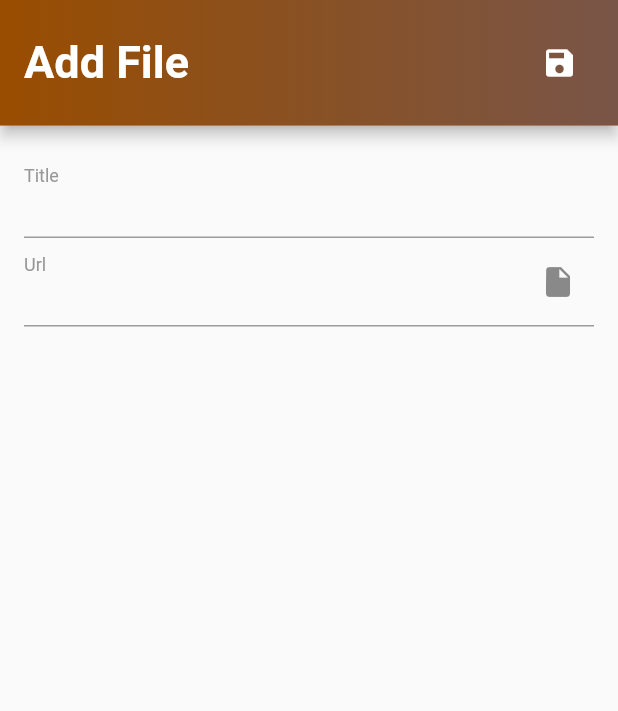
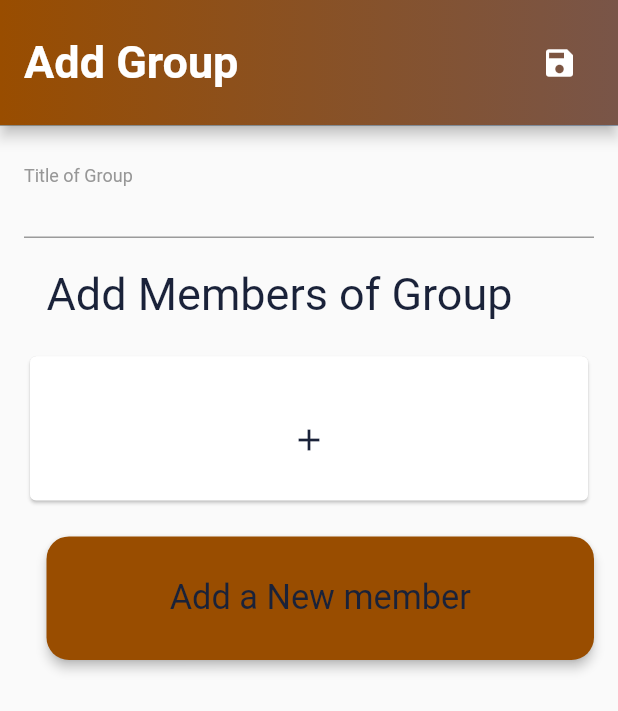
Before and after one commit to SuraAborass/InternetApplications, a Flutter app: the AddGroup screen opened directly, on a phone screen of 412 x 824 dp. Shown: the top 711 px of the screen. Run offline on Flutter 3.47's test engine with Material 2 defaults, Android fonts, the phone set to English and light mode, and no system bars; our stand-ins replace file_picker, flutter_easyloading, flutter_screenutil, get; missing offline and left inert: side_navigation.

Commit message:
Add Group

```diff
--- a/lib/constant.dart
+++ b/lib/constant.dart
@@ -7,6 +7,7 @@ import 'package:untitled/view/groups.dart';
 import 'package:untitled/view/my_file.dart';
 import 'model/file.dart';
 import 'model/group.dart';
+import 'view/Add_Group.dart';
 
 
 List<Widget> views =  [
@@ -14,6 +15,7 @@ List<Widget> views =  [
   MyFiles(),
   Groups(),
   AddFile(),
+  AddGroup(),
   //add_AD(),
 ];
 
--- a/lib/model/file.dart
+++ b/lib/model/file.dart
@@ -4,7 +4,7 @@ enum Mode {
  chekOut,
 }
 class file {
-  final String id;
+  final String? id;
   final String name;
   final String Url;
   final Mode mode;
--- a/lib/model/group.dart
+++ b/lib/model/group.dart
@@ -1,9 +1,9 @@
 import 'package:untitled/model/user.dart';
 
 class group{
-  final String id;
+  final String? id;
   final String name;
-  final user owner;
+  final user? owner;
   final List<user> members;
   group({required this.id,required this.name,required this.owner,required this.members,});
 }
--- a/lib/view/Add_Group.dart
+++ b/lib/view/Add_Group.dart
@@ -3,6 +3,7 @@ import 'package:flutter_screenutil/flutter_screenutil.dart';
 import 'package:file_picker/file_picker.dart';
 import 'package:untitled/extensions/validation.dart';
 import '../constant.dart';
+import '../model/group.dart';
 
 class AddGroup extends StatefulWidget {
   const AddGroup({Key? key}) : super(key: key);
@@ -13,10 +14,18 @@ class AddGroup extends StatefulWidget {
 
 class _AddGroupState extends State<AddGroup> {
   var name = '';
-  var url = 'url';
+  var members = [];
   //final _formKey = GlobalKey<FormState>();
+  final _formKey = GlobalKey<FormState>();
+  final  _members= <Member>[];
   late TextEditingController _controller ;
-  ///late final String urlfile;
+
+  group newgroup=group(
+      id:null,
+      owner: null,
+      name:'',
+      members: [],
+  );
 
   @override
   void initState() {
@@ -34,14 +43,15 @@ class _AddGroupState extends State<AddGroup> {
 
   @override
   Widget build(BuildContext context) {
+    final deviceSize = MediaQuery.of(context).size;
     return Scaffold(
       //backgroundColor:Colors.white,
       appBar: AppBar(
         automaticallyImplyLeading: false,
         toolbarHeight: 70.h,
         //backgroundColor:fiColor,
-        title:const Text("Add File",
-          style:TextStyle(fontSize: 30,fontWeight: FontWeight.bold),
+        title:const Text("Add Group",
+          style:TextStyle(fontSize:30,fontWeight: FontWeight.bold),
         ),
         flexibleSpace: Container(
           decoration: const BoxDecoration(
@@ -57,7 +67,7 @@ class _AddGroupState extends State<AddGroup> {
         ),
         actions: [
           Row(
-            children: [
+            children:[
               IconButton(onPressed:(){
                 print(_controller.text);
               }, icon: const Icon(Icons.save)),
@@ -75,13 +85,12 @@ class _AddGroupState extends State<AddGroup> {
               /// Add a Title
               TextFormField(
                 cursorColor:secondaryColor,
-
                 //initialValue: _initialValue['name'],
                 decoration: InputDecoration(
                     focusColor: Theme.of(context).primaryColor,
                     border: const UnderlineInputBorder(),
                     floatingLabelBehavior: FloatingLabelBehavior.always,
-                    labelText:"Title",labelStyle:const TextStyle(
+                    labelText:"Title of Group",labelStyle:const TextStyle(
                     color:kTextFieldColor,
                 )
                 ),
@@ -92,58 +101,81 @@ class _AddGroupState extends State<AddGroup> {
                     : null,
                 onSaved:(value) => name = value!,
               ),
-              /// Add Url
-              Row(
-                crossAxisAlignment: CrossAxisAlignment.end,
-                children: [
-                  Expanded(
-                    child: TextFormField(
-                      controller: _controller,
-                      keyboardType: TextInputType.name,
-                      decoration:InputDecoration(
-                          focusColor: Theme.of(context).primaryColor,
-                          border: const UnderlineInputBorder(),
-                          floatingLabelBehavior: FloatingLabelBehavior.always,
-                          errorBorder: const UnderlineInputBorder(
-                              borderSide: BorderSide(color: Colors.red)),
-                          focusedErrorBorder: const UnderlineInputBorder(
-                                borderSide: BorderSide(color: Colors.red, width: 2.5)),
-                          suffixIcon:IconButton(
-                            onPressed: () async {
-                              FilePickerResult? result = await FilePicker.platform.pickFiles(
-                                type: FileType.custom,
-                                allowedExtensions: ['txt'],
-                              );
-                              if (result != null) {
-                                String? filePath = result.files.single.path!;
-                                _controller.text = filePath ?? '';
-                                //url = filePath;
-                                // القيام بأي عملية تحتاج إلى مسار الملف هنا
-                              } else {
-                                // المستخدم لم يقم باختيار أي ملف
-                              }
-                            },
-                            icon: const Icon(Icons.insert_drive_file),
-                          ),
-                          labelText:"Url",
-                          labelStyle:TextStyle(
-                            color: kTextFieldColor,
-                          )
+              /// Add memberemails
+              Padding(
+                padding: const EdgeInsetsDirectional.fromSTEB(15, 20, 0, 20),
+                child: Column(
+                  mainAxisSize: MainAxisSize.max,
+                  mainAxisAlignment: MainAxisAlignment.center,
+                  crossAxisAlignment: CrossAxisAlignment.stretch,
+                  children: const [
+                    Text(
+                      'Add Members of Group',
+                      textAlign: TextAlign.start,
+                      style: TextStyle(
+                       // fontFamily: 'SegoeMarker',
+                        color: Color(0xFF1A2239),
+                        fontSize: 30,
                       ),
-                      validator: ((value) => value!.isValidurl()),
-                      onSaved: (value) => url = value!,
-                      onChanged: (value) {
-                        setState(() {
-
-                        }); // إعادة بناء الواجهة لعرض قيمة المسار المحدثة
-                      },
-                      textInputAction: TextInputAction.next,
-                      style:const TextStyle(color: Colors.black),
-                      ////initialValue: "url",
-                      ///onFieldSubmitted: (_) {},
+                    ),
+                  ],
+                ),
+              ),
+              Card(
+                child: SingleChildScrollView(
+                  child: Padding(
+                    padding: const EdgeInsets.all(16),
+                    child: Form(
+                      key: _formKey,
+                      child: Column(
+                        crossAxisAlignment: CrossAxisAlignment.stretch,
+                        children: [
+                          ..._members,
+                          const SizedBox(height: 16),
+                          IconButton(
+                              onPressed: () {
+                                _add_ingredient();
+                              },
+                              icon: const Icon(Icons.add,
+                                  color: Color(0xff1A2239))),
+                        ],
+                      ),
                     ),
                   ),
-                ],
+                ),
+              ),
+              ///Button Add
+              Padding(
+                padding: const EdgeInsetsDirectional.fromSTEB(15, 20, 0, 15),
+                child: SizedBox(
+                  height: deviceSize.width/5,
+                  width: deviceSize.width/2,
+                  child: ElevatedButton(
+                    onPressed: () {
+                      //print('Button pressed ...');
+                    },
+                    child: Text(
+                      'Add a New member',
+                      style: TextStyle(
+                        //fontFamily: 'SegoeMarker',
+                        color: Color(0xFF1A2239),
+                        fontSize: deviceSize.width/18,
+                        fontWeight: FontWeight.normal,
+                      ),
+                    ),
+                    style: ButtonStyle(
+                      backgroundColor: MaterialStateProperty.all<Color>(
+                          const Color(0xff994d00)),
+                      padding: MaterialStateProperty.all<EdgeInsets>(
+                          const EdgeInsets.fromLTRB(24, 15, 24, 15)),
+                      shape: MaterialStateProperty.all<OutlinedBorder>(
+                        RoundedRectangleBorder(
+                            borderRadius: BorderRadius.circular(15)),
+                      ),
+                      elevation: MaterialStateProperty.all<double>(3.0),
+                    ),
+                  ),
+                ),
               ),
             ],
           ),
@@ -151,4 +183,65 @@ class _AddGroupState extends State<AddGroup> {
       ),
     );
   }
+
+  void _add_ingredient() {
+  setState(() {
+  _members.add(const Member());
+  });
+  }
 }
+
+///////////////////////////////// Member
+
+class Member extends StatefulWidget {
+  const Member({Key? key}) : super(key: key);
+
+  @override
+  _MemberState createState() => _MemberState();
+}
+class _MemberState extends State<Member> {
+  String? _ingraDescription;
+
+  @override
+  Widget build(BuildContext context) {
+    return Form(
+      child: SingleChildScrollView(
+        child: Column(
+          crossAxisAlignment: CrossAxisAlignment.start,
+          children: [
+            TextFormField(
+              decoration: const InputDecoration(
+                //labelText: "member",
+                labelStyle: TextStyle(color: Color(0xff1A2239)),
+                //hintText: "enter the Description",
+                enabledBorder: OutlineInputBorder(
+                  borderSide: BorderSide(
+                    color: Color(0xff1A2239),
+                  ),
+                ),
+                focusedBorder: UnderlineInputBorder(
+                  borderSide: BorderSide(
+                    color: firstColor,
+                    width: 2,
+                  ),
+                ),
+              ),
+              validator: (value) {
+                if (value == null || value.isEmpty) {
+                  return "Please enter an email or user name";
+                }
+                return null;
+              },
+              onSaved: (value) {
+                _ingraDescription = value;
+              },
+            ),
+            const SizedBox(
+              height: 15,
+            )
+          ],
+        ),
+      ),
+    );
+  }
+}
--- a/lib/view/files.dart
+++ b/lib/view/files.dart
@@ -13,7 +13,7 @@ class Files extends StatelessWidget {
         automaticallyImplyLeading: false,
         toolbarHeight: 70.h,
         //backgroundColor: fiColor,
-        title:const Text("Files",style:  TextStyle(fontSize: 30,fontWeight: FontWeight.bold),),
+        title:const Text("Reserved Files",style:  TextStyle(fontSize: 30,fontWeight: FontWeight.bold),),
         flexibleSpace: Container(
           decoration: const BoxDecoration(
               gradient: LinearGradient(
@@ -33,7 +33,7 @@ class Files extends StatelessWidget {
         child: ListView.builder(
           itemBuilder: (ctx, index) {
             return FileItem(
-              DUMMY_Files[index].id,
+              DUMMY_Files[index].id!,
               DUMMY_Files[index].name,
               DUMMY_Files[index].Url,
               DUMMY_Files[index].mode,
--- a/lib/view/groups.dart
+++ b/lib/view/groups.dart
@@ -13,7 +13,7 @@ class Groups extends StatelessWidget {
         automaticallyImplyLeading: false,
         toolbarHeight: 70.h,
         //backgroundColor: fiColor,
-        title:const Text("Groups",style:  TextStyle(fontSize: 30,fontWeight: FontWeight.bold),),
+        title:const Text("My Groups",style:  TextStyle(fontSize: 30,fontWeight: FontWeight.bold),),
         flexibleSpace: Container(
           decoration: const BoxDecoration(
               gradient: LinearGradient(
@@ -33,9 +33,9 @@ class Groups extends StatelessWidget {
         child: ListView.builder(
           itemBuilder: (ctx, index) {
             return GroupItem(
-              DUMMY_group[index].id,
+              DUMMY_group[index].id!,
               DUMMY_group[index].name,
-              DUMMY_group[index].owner,
+              DUMMY_group[index].owner!,
               DUMMY_group[index].members,
             );
           },
--- a/lib/view/my_file.dart
+++ b/lib/view/my_file.dart
@@ -33,7 +33,7 @@ class MyFiles extends StatelessWidget {
         child: ListView.builder(
           itemBuilder: (ctx, index) {
             return FileItem(
-              DUMMY_Files[index].id,
+              DUMMY_Files[index].id!,
               DUMMY_Files[index].name,
               DUMMY_Files[index].Url,
               DUMMY_Files[index].mode,
```
Also changed, not shown: lib/Controller/urlfile.dart (added, +18 -0 lines), lib/view/Add_File.dart (+59 -17 lines), lib/view/main-page.dart (+6 -2 lines).
